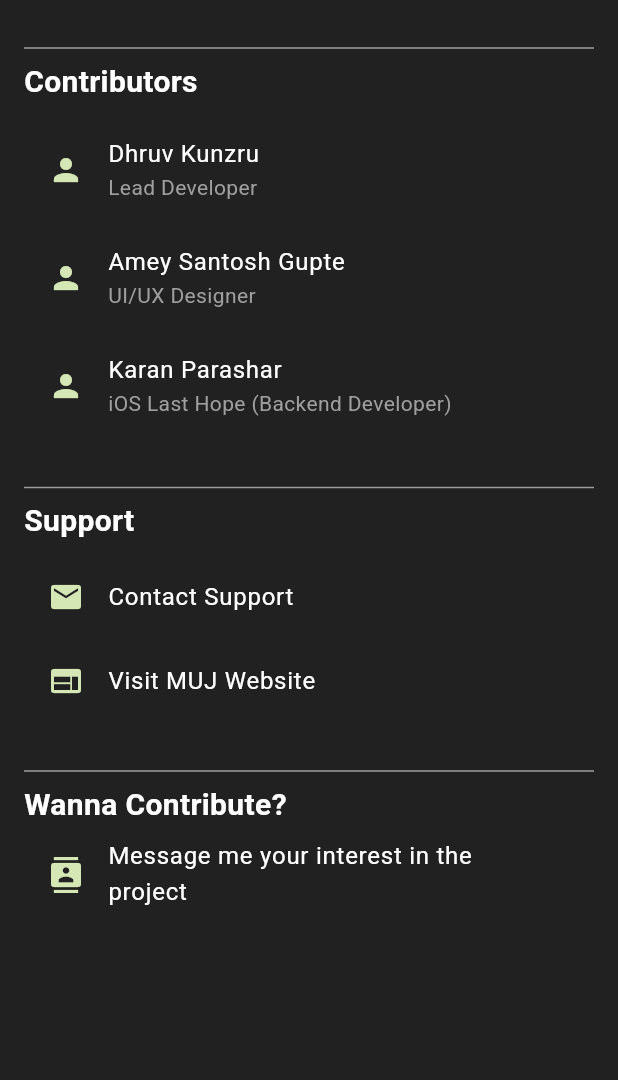
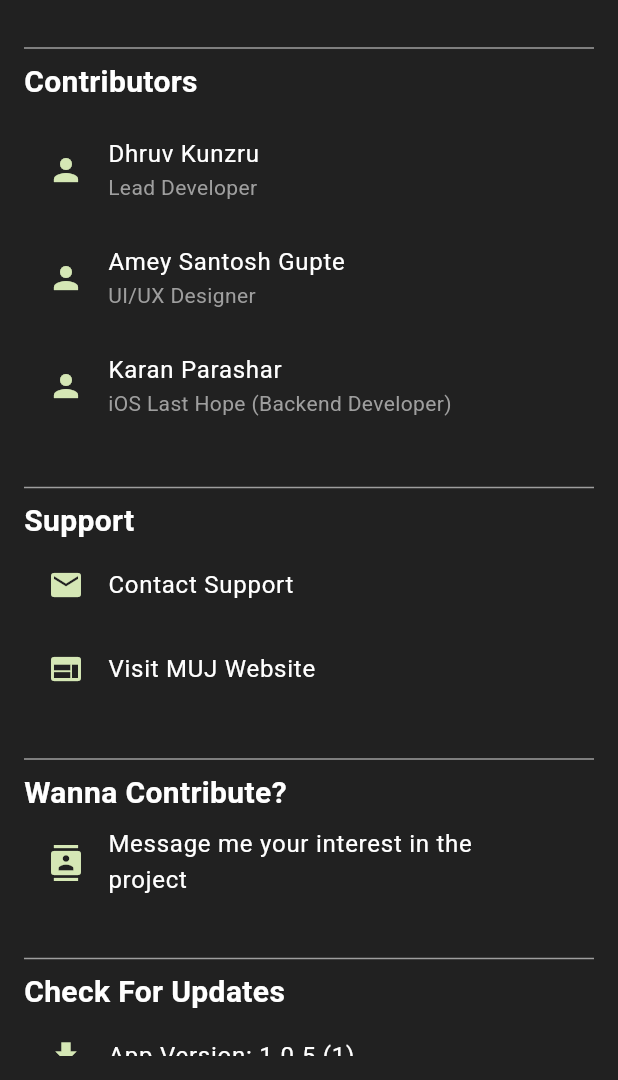
Before and after one commit to DK10WS/SLCM_APP, a Flutter app: the Settings screen opened directly, after a tap on "Dhruv Kunzru", on a phone screen of 412 x 824 dp, the part 156-1236 px from its top. Run offline on Flutter 3.47's test engine with Material 3 defaults, Android fonts, the phone set to English and light mode, and no system bars; our stand-ins replace dio, fl_chart, flutter_svg, local_auth, package_info_plus, shared_preferences; accounts and stored records are empty.

Commit message:
feat(check updates): Check updates fetaure

```diff
--- a/lib/pages/settings.dart
+++ b/lib/pages/settings.dart
@@ -1,12 +1,36 @@
 import 'package:flutter/material.dart';
+import 'package:package_info_plus/package_info_plus.dart';
 import 'package:url_launcher/url_launcher.dart';
 
-class Settings extends StatelessWidget {
+class Settings extends StatefulWidget {
   const Settings({super.key});
 
-  void _launchURL(String url) async {
-    if (await canLaunchUrl(Uri.parse(url))) {
-      await launchUrl(Uri.parse(url), mode: LaunchMode.externalApplication);
+  @override
+  State<Settings> createState() => _SettingsState();
+}
+
+class _SettingsState extends State<Settings> {
+  String _version = 'Unknown';
+  String _buildNumber = 'Unknown';
+
+  @override
+  void initState() {
+    super.initState();
+    _initPackageInfo();
+  }
+
+  Future<void> _initPackageInfo() async {
+    final PackageInfo info = await PackageInfo.fromPlatform();
+    setState(() {
+      _version = info.version;
+      _buildNumber = info.buildNumber;
+    });
+  }
+
+  Future<void> _launchURL(String url) async {
+    final uri = Uri.parse(url);
+    if (await canLaunchUrl(uri)) {
+      await launchUrl(uri, mode: LaunchMode.externalApplication);
     } else {
       throw 'Could not launch $url';
     }
@@ -17,7 +41,7 @@ class Settings extends StatelessWidget {
     return Scaffold(
       backgroundColor: const Color(0xFF121316),
       body: Container(
-        height: MediaQuery.of(context).size.height * 1,
+        height: MediaQuery.of(context).size.height,
         decoration: const BoxDecoration(
           color: Color(0xFF212121),
           borderRadius: BorderRadius.only(
@@ -40,10 +64,7 @@ class Settings extends StatelessWidget {
               const SizedBox(height: 8),
               const Text(
                 'MUJ Switch is an app made for the convenience of accessing MUJ SLCM features on your phone.',
-                style: TextStyle(
-                  color: Colors.grey,
-                  fontSize: 16,
-                ),
+                style: TextStyle(color: Colors.grey, fontSize: 16),
               ),
               const SizedBox(height: 24),
               const Divider(color: Colors.grey),
@@ -90,7 +111,6 @@ class Settings extends StatelessWidget {
                   fontWeight: FontWeight.bold,
                 ),
               ),
-              const SizedBox(height: 8),
               ListTile(
                 leading: const Icon(Icons.email, color: Color(0xFFD5E7B5)),
                 title: const Text('Contact Support',
@@ -119,6 +139,23 @@ class Settings extends StatelessWidget {
                     style: TextStyle(color: Colors.white)),
                 onTap: () => _launchURL('https://t.me/dk10ws'),
               ),
+              const SizedBox(height: 24),
+              const Divider(color: Colors.grey),
+              const Text(
+                'Check For Updates',
+                style: TextStyle(
+                  color: Colors.white,
+                  fontSize: 20,
+                  fontWeight: FontWeight.bold,
+                ),
+              ),
+              ListTile(
+                leading: const Icon(Icons.download, color: Color(0xFFD5E7B5)),
+                title: Text('App Version: $_version ($_buildNumber)',
+                    style: const TextStyle(color: Colors.white)),
+                onTap: () =>
+                    _launchURL('https://github.com/DK10WS/SLCM_APP/releases/'),
+              ),
             ],
           ),
         ),
--- a/pubspec.yaml
+++ b/pubspec.yaml
@@ -16,7 +16,7 @@ publish_to: 'none' # Remove this line if you wish to publish to pub.dev
 # https://developer.apple.com/library/archive/documentation/General/Reference/InfoPlistKeyReference/Articles/CoreFoundationKeys.html
 # In Windows, build-name is used as the major, minor, and patch parts
 # of the product and file versions while build-number is used as the build suffix.
-version: 1.0.4+3
+version: 1.0.5+1
 
 environment:
   sdk: ^3.5.4
```
